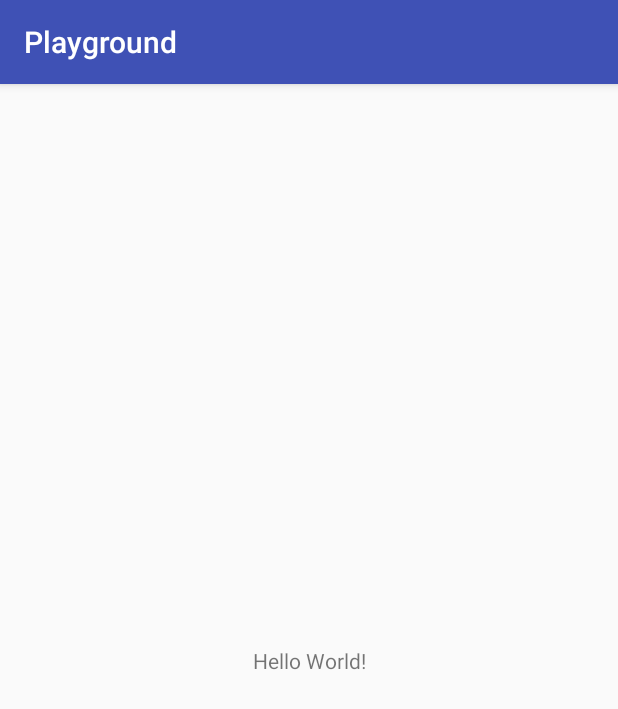
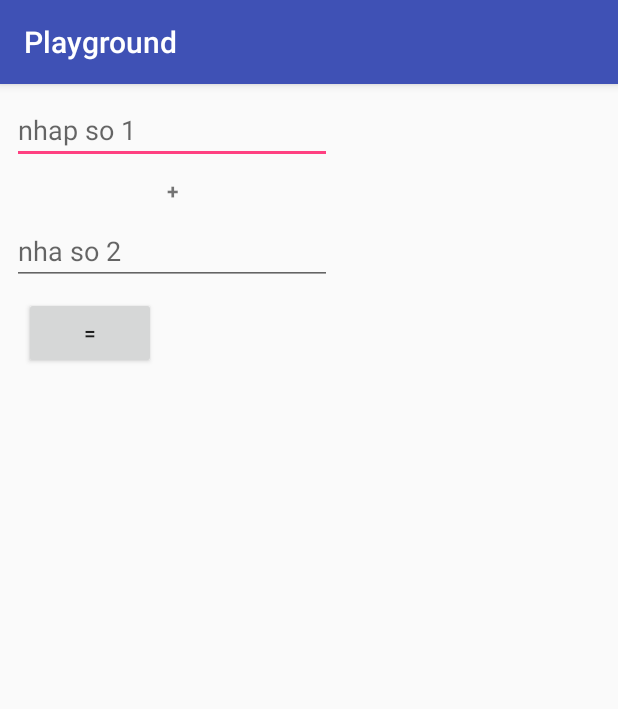
Before and after one commit to vuhung3990/playground, an Android app: the screen it shows after launch (MainActivity), on a phone screen of 412 x 824 dp. Shown: the top 709 px of the screen. Run offline under Robolectric (Android 15) with nearby library versions, the phone set to English and light mode, and no system bars.

Commit message:
simple calculator

```diff
--- a/app/src/main/java/com/tux/playground/MainActivity.kt
+++ b/app/src/main/java/com/tux/playground/MainActivity.kt
@@ -2,11 +2,19 @@ package com.tux.playground
 
 import android.os.Bundle
 import android.support.v7.app.AppCompatActivity
+import kotlinx.android.synthetic.main.activity_main.*
 
 class MainActivity : AppCompatActivity() {
 
   override fun onCreate(savedInstanceState: Bundle?) {
     super.onCreate(savedInstanceState)
     setContentView(R.layout.activity_main)
+
+    button.setOnClickListener {
+      val n1 = editText.text.toString().toInt()
+      val n2 = editText2.text.toString().toInt()
+      val result = n1 + n2
+      textView2.text = result.toString()
+    }
   }
 }
--- a/app/src/main/res/layout/activity_main.xml
+++ b/app/src/main/res/layout/activity_main.xml
@@ -7,13 +7,59 @@
   android:layout_height="match_parent"
   tools:context=".MainActivity">
 
-  <TextView
+  <EditText
+    android:id="@+id/editText"
     android:layout_width="wrap_content"
     android:layout_height="wrap_content"
-    android:text="Hello World!"
-    app:layout_constraintBottom_toBottomOf="parent"
-    app:layout_constraintLeft_toLeftOf="parent"
-    app:layout_constraintRight_toRightOf="parent"
+    android:layout_marginTop="8dp"
+    android:layout_marginStart="8dp"
+    android:layout_marginLeft="8dp"
+    android:ems="10"
+    android:hint="nhap so 1"
+    android:inputType="numberSigned"
+    app:layout_constraintStart_toStartOf="parent"
     app:layout_constraintTop_toTopOf="parent"/>
-
+  <TextView
+    android:id="@+id/textView"
+    android:layout_width="wrap_content"
+    android:layout_height="wrap_content"
+    android:layout_marginTop="8dp"
+    android:text="+"
+    android:textStyle="bold"
+    app:layout_constraintEnd_toEndOf="@+id/editText"
+    app:layout_constraintStart_toStartOf="@+id/editText"
+    app:layout_constraintTop_toBottomOf="@+id/editText"/>
+  <EditText
+    android:id="@+id/editText2"
+    android:layout_width="wrap_content"
+    android:layout_height="wrap_content"
+    android:layout_marginTop="8dp"
+    android:ems="10"
+    android:hint="nha so 2"
+    android:inputType="numberSigned"
+    app:layout_constraintEnd_toEndOf="@+id/editText"
+    app:layout_constraintStart_toStartOf="@+id/editText"
+    app:layout_constraintTop_toBottomOf="@+id/textView"/>
+  <Button
+    android:id="@+id/button"
+    android:layout_width="wrap_content"
+    android:layout_height="wrap_content"
+    android:layout_marginTop="8dp"
+    android:layout_marginStart="8dp"
+    android:layout_marginLeft="8dp"
+    android:text="="
+    app:layout_constraintStart_toStartOf="@+id/editText2"
+    app:layout_constraintTop_toBottomOf="@+id/editText2"/>
+  <TextView
+    android:id="@+id/textView2"
+    android:layout_width="wrap_content"
+    android:layout_height="wrap_content"
+    android:layout_marginStart="8dp"
+    android:layout_marginEnd="8dp"
+    android:layout_marginLeft="8dp"
+    android:layout_marginRight="8dp"
+    app:layout_constraintBottom_toBottomOf="@+id/button"
+    app:layout_constraintEnd_toEndOf="@+id/editText2"
+    app:layout_constraintStart_toEndOf="@+id/button"
+    app:layout_constraintTop_toTopOf="@+id/button"/>
 </android.support.constraint.ConstraintLayout>
```
